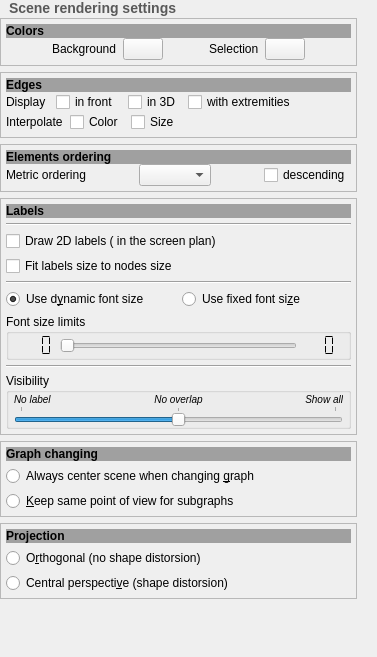
Above: library/tulip-gui/designer/SceneConfigWidget.ui from Tulip-Dev/tulip before the change. Below: the same form after it.
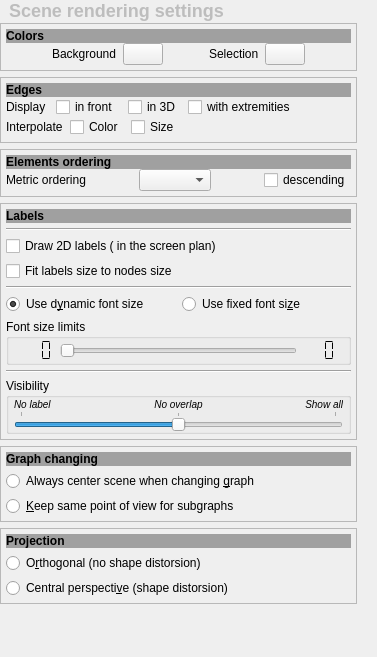
That is the form after the change. Custom widgets are drawn as their Qt base class.

```diff
--- a/library/tulip-gui/designer/SceneConfigWidget.ui
+++ b/library/tulip-gui/designer/SceneConfigWidget.ui
@@ -50,11 +50,11 @@
          </sizepolicy>
         </property>
         <property name="styleSheet">
-         <string notr="true">font-weight: bold;
-		 color: #595959;</string>
+         <string notr="true">
+font-weight: bold; font-size: 18px; color: #A0A0A0A0</string>
         </property>
         <property name="text">
-         <string>&lt;font size=&quot;4&quot;&gt;Scene rendering settings&lt;/font&gt;</string>
+         <string>Scene rendering settings</string>
         </property>
        </widget>
       </item>
```
